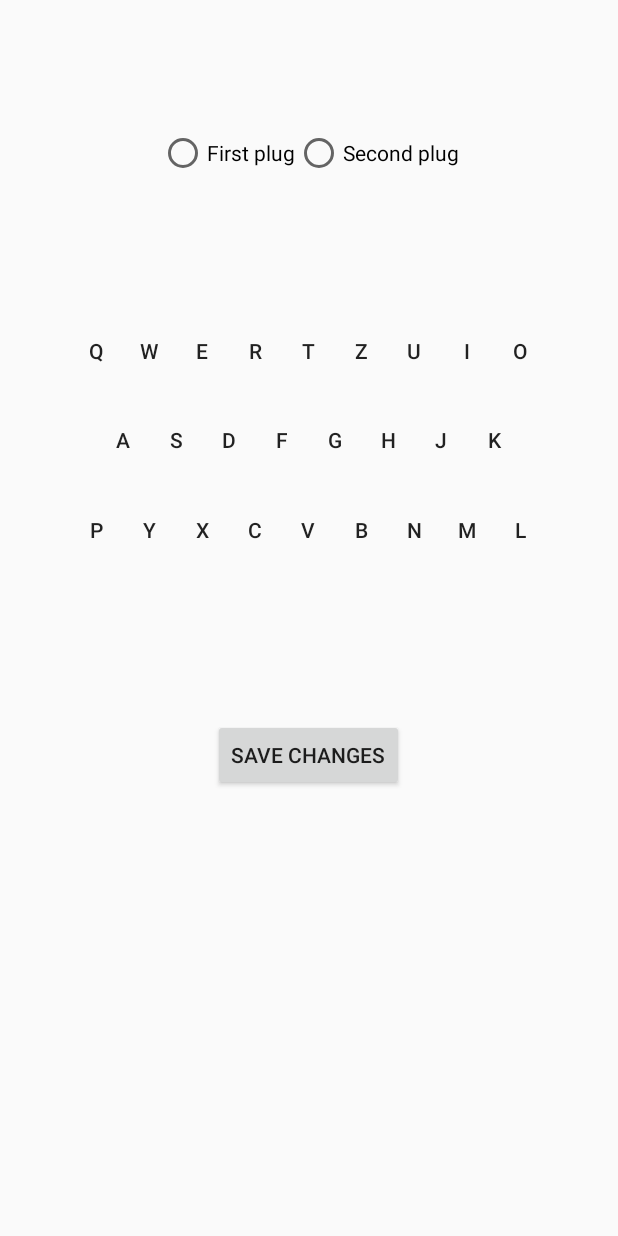
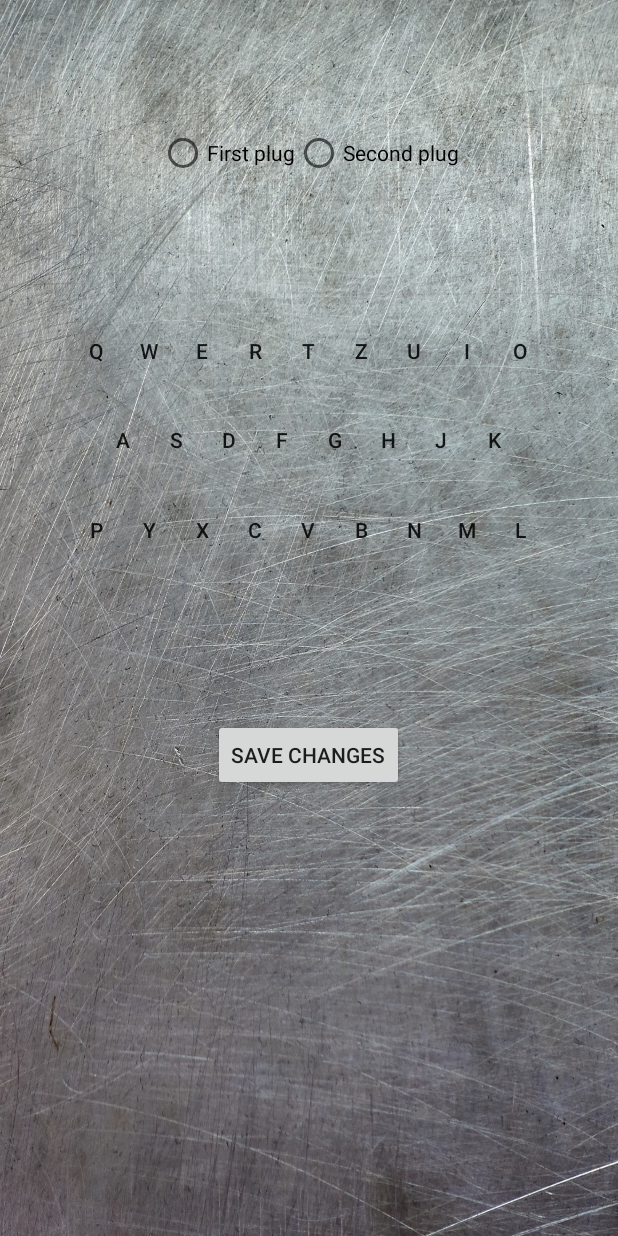
Before and after one commit to Hrichart/Enigma_LAST_OFFICIAL, an Android app: the Plugboard screen opened directly, with no data from a screen before it, on a phone screen of 412 x 824 dp. Run offline under Robolectric (Android 15) with nearby library versions, the phone set to English and light mode, and no system bars.

Commit message:
last one

```diff
--- a/app/src/main/res/layout-land/activity_plugboard.xml
+++ b/app/src/main/res/layout-land/activity_plugboard.xml
@@ -2,15 +2,39 @@
 <RelativeLayout xmlns:android="http://schemas.android.com/apk/res/android"
     android:layout_width="match_parent"
     android:layout_height="match_parent"
-    xmlns:tools="http://schemas.android.com/tools">
+    xmlns:tools="http://schemas.android.com/tools"
+    android:background="@drawable/rotor_background2">
+
+    <RadioGroup
+        android:layout_width="match_parent"
+        android:layout_height="wrap_content"
+        android:layout_alignParentStart="true"
+        android:layout_alignParentTop="true"
+        android:layout_marginStart="0dp"
+        android:layout_marginTop="29dp"
+        android:gravity="center_horizontal"
+        android:orientation="horizontal">
+
+        <RadioButton
+            android:id="@+id/radio_plug1"
+            android:layout_width="wrap_content"
+            android:layout_height="wrap_content"
+            android:text="@string/plug1" />
+
+        <RadioButton
+            android:id="@+id/radio_plug2"
+            android:layout_width="wrap_content"
+            android:layout_height="wrap_content"
+            android:text="@string/plug2" />
+    </RadioGroup>
 
     <LinearLayout
         android:layout_width="match_parent"
         android:layout_height="wrap_content"
-        android:layout_alignParentBottom="true"
+        android:layout_alignParentTop="true"
         android:layout_marginStart="0dp"
         android:layout_marginLeft="0dp"
-        android:layout_marginBottom="126dp"
+        android:layout_marginTop="90dp"
         android:gravity="center_horizontal"
         android:orientation="horizontal">
 
@@ -95,7 +119,7 @@
         android:layout_alignParentTop="true"
         android:layout_marginStart="0dp"
         android:layout_marginLeft="0dp"
-        android:layout_marginTop="232dp"
+        android:layout_marginTop="149dp"
         android:gravity="center_horizontal"
         android:orientation="horizontal">
 
@@ -173,7 +197,7 @@
         android:layout_alignParentTop="true"
         android:layout_marginStart="0dp"
         android:layout_marginLeft="0dp"
-        android:layout_marginTop="266dp"
+        android:layout_marginTop="208dp"
         android:gravity="center_horizontal"
         android:orientation="horizontal">
 
@@ -258,10 +282,11 @@
         android:layout_alignParentStart="true"
         android:layout_alignParentLeft="true"
         android:layout_alignParentTop="true"
-        android:layout_marginStart="19dp"
-        android:layout_marginLeft="19dp"
-        android:layout_marginTop="28dp"
+        android:layout_marginStart="245dp"
+        android:layout_marginLeft="245dp"
+        android:layout_marginTop="260dp"
         android:layout_weight="1"
         android:onClick="save"
-        android:text="@string/save" />
+        android:text="@string/save"
+        tools:background="@android:color/transparent" />
 </RelativeLayout>
--- a/app/src/main/res/layout/activity_plugboard.xml
+++ b/app/src/main/res/layout/activity_plugboard.xml
@@ -3,7 +3,8 @@
     xmlns:tools="http://schemas.android.com/tools"
     android:layout_width="match_parent"
     android:layout_height="match_parent"
-    tools:context=".Plugboard">
+    tools:context=".Plugboard"
+    android:background="@drawable/rotor_background2">
 
     <RadioGroup
         android:layout_width="match_parent"
@@ -196,6 +197,7 @@
         android:layout_marginTop="335dp"
         android:gravity="center_horizontal"
         android:orientation="horizontal">
+
         <Button
             android:id="@+id/bttP2"
             android:layout_width="@dimen/std"
@@ -279,5 +281,6 @@
         android:layout_marginTop="479dp"
         android:layout_weight="1"
         android:onClick="save"
-        android:text="@string/save" />
+        android:text="@string/save"
+        tools:background="@android:color/transparent" />
 </RelativeLayout>
--- a/app/src/main/res/values/strings.xml
+++ b/app/src/main/res/values/strings.xml
@@ -1,6 +1,6 @@
 <resources>
     <string name="app_name">Enigma</string>
-    <string name="welcome">Welcome in Enigma Simulator</string>
+    <string name="welcome">Welcome in Enigma</string>
     <string name="text_off">Crypt</string>
     <string name="text_on">Decrypt</string>
     <string name="crypt">Start crypting or decrypting</string>
```
Also changed, not shown: app/src/main/java/com/example/ricca/enigma/Plugboard.java (+6 -4 lines), app/src/main/res/layout/activity_crypt.xml (+4 -4 lines), app/src/main/res/layout/activity_main.xml (+11 -10 lines), 3 other files. Lines whose indentation alone changed are shown as unchanged.
